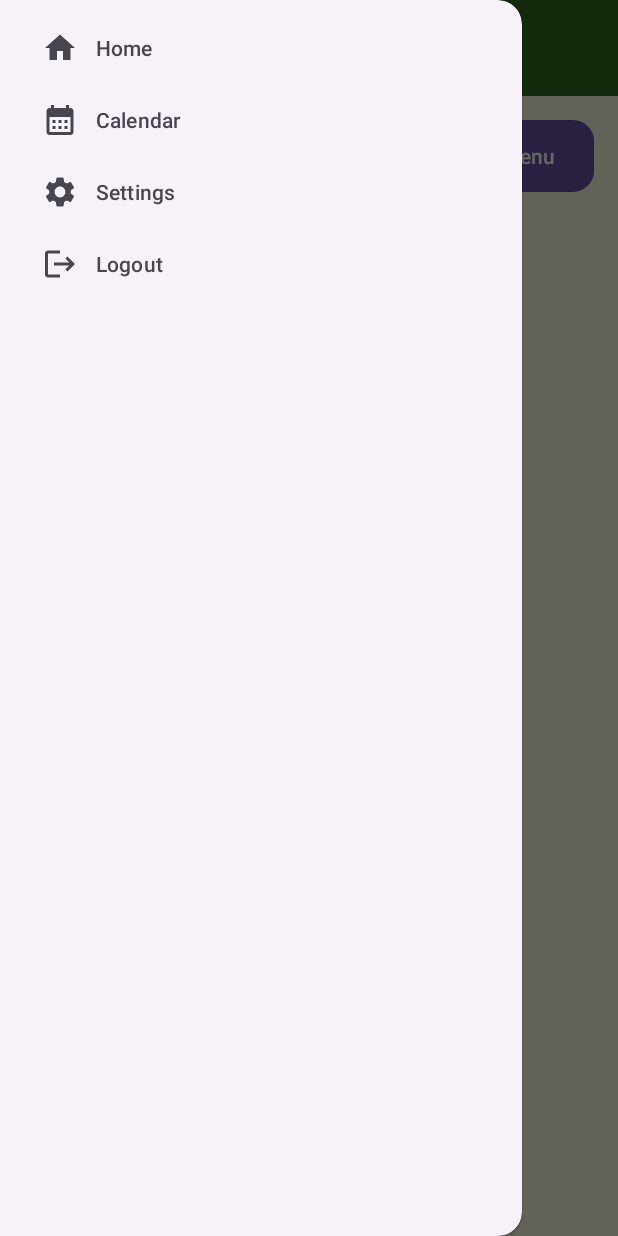
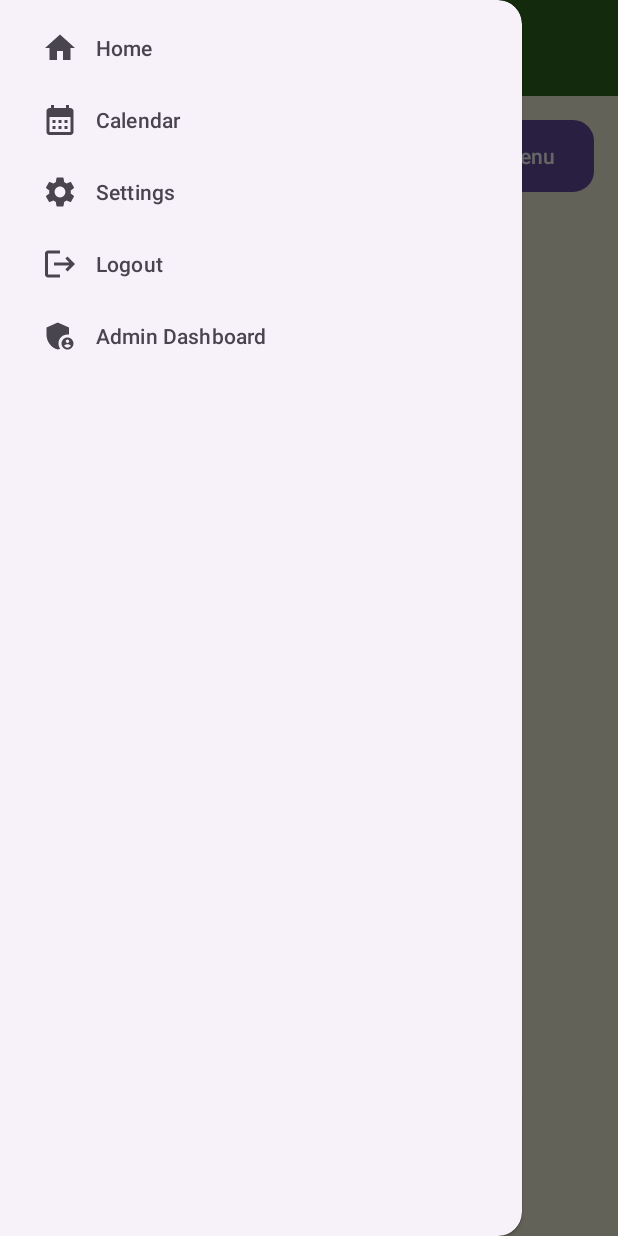
Before and after one commit to InnoTech-IT-Solutions/Wil-Application, an Android app: the EventsActivity screen opened directly, with no data from a screen before it, with the side drawer open, on a phone screen of 412 x 824 dp. Run offline under Robolectric (Android 15) with nearby library versions, the phone set to English and light mode, and no system bars; our stand-ins replace Firebase (no records; nobody signed in at launch, a user with empty details on screens opened directly).

Commit message:
Admin Panel Nav menu
- Added Admin dashboard navigation option to nav bar

```diff
--- a/app/src/main/java/com/example/heal_application/AdminDashboard.kt
+++ b/app/src/main/java/com/example/heal_application/AdminDashboard.kt
@@ -1,11 +1,11 @@
 package com.example.heal_application
 
-import androidx.appcompat.app.AppCompatActivity
+
 import android.os.Bundle
 
-class AdminDashboard : AppCompatActivity() {
+class AdminDashboard : BaseActivity() {
     override fun onCreate(savedInstanceState: Bundle?) {
         super.onCreate(savedInstanceState)
-        setContentView(R.layout.activity_admin_dashboard)
+        layoutInflater.inflate(R.layout.activity_admin_dashboard, findViewById(R.id.content_frame))
     }
 }
--- a/app/src/main/java/com/example/heal_application/BaseActivity.kt
+++ b/app/src/main/java/com/example/heal_application/BaseActivity.kt
@@ -1,23 +1,32 @@
 package com.example.heal_application
 
+import android.content.Intent
 import android.os.Bundle
+import android.view.MenuItem
+import android.widget.Toast
 import androidx.appcompat.app.ActionBarDrawerToggle
 import androidx.appcompat.app.AppCompatActivity
+import androidx.core.content.ContextCompat
 import androidx.drawerlayout.widget.DrawerLayout
 import com.google.android.material.navigation.NavigationView
 import com.google.firebase.auth.FirebaseAuth
-import android.content.Intent
-import android.view.MenuItem
-import androidx.core.content.ContextCompat
+import com.google.firebase.auth.FirebaseUser
+import com.google.firebase.database.*
 
 open class BaseActivity : AppCompatActivity() {
 
     private lateinit var drawerLayout: DrawerLayout
     private lateinit var toggle: ActionBarDrawerToggle
+    private lateinit var auth: FirebaseAuth
+    private lateinit var database: DatabaseReference
+    private var isAdmin = false
 
     override fun onCreate(savedInstanceState: Bundle?) {
         super.onCreate(savedInstanceState)
         setContentView(R.layout.activity_base)
+
+        auth = FirebaseAuth.getInstance()
+        database = FirebaseDatabase.getInstance().reference
 
         drawerLayout = findViewById(R.id.drawerLayout)
         val toolbar: androidx.appcompat.widget.Toolbar = findViewById(R.id.toolbar)
@@ -55,12 +64,60 @@ open class BaseActivity : AppCompatActivity() {
                     startActivity(Intent(this, SettingsActivity::class.java))
                     true
                 }
+                R.id.nav_admin -> {
+                    if (isAdmin) {
+                        startActivity(Intent(this, AdminDashboard::class.java))
+                    } else {
+                        Toast.makeText(this, "Permission denied", Toast.LENGTH_SHORT).show()
+                    }
+                    true
+                }
                 R.id.nav_logout -> {
                     // Handle logout logic here
+                    auth.signOut()
+                    startActivity(Intent(this, LoginActivity::class.java))
+                    finish()
                     true
                 }
                 else -> false
             }
+        }
+
+        // Check user role if logged in
+        val currentUser = auth.currentUser
+        currentUser?.let {
+            checkUserRole(it)
+        }
+    }
+
+    private fun checkUserRole(user: FirebaseUser) {
+        val emailKey = user.email?.replace(".", ",") ?: return
+
+        database.child("users").child(emailKey).child("role")
+            .addListenerForSingleValueEvent(object : ValueEventListener {
+                override fun onDataChange(snapshot: DataSnapshot) {
+                    isAdmin = snapshot.getValue(String::class.java) == "admin"
+                    updateNavigationMenu()
+                }
+
+                override fun onCancelled(error: DatabaseError) {
+                    isAdmin = false
+                    updateNavigationMenu()
+                }
+            })
+    }
+
+    private fun updateNavigationMenu() {
+        val navigationView: NavigationView = findViewById(R.id.navigationView)
+        val adminMenuItem = navigationView.menu.findItem(R.id.nav_admin)
+
+        // Make the Admin Dashboard item visible or set its text based on the role
+        if (isAdmin) {
+            adminMenuItem.isVisible = true
+            adminMenuItem.title = "Admin Dashboard"
+        } else {
+            adminMenuItem.isVisible = true // Show the item but change its title for non-admins
+            adminMenuItem.title = "Permission Denied"
         }
     }
 
--- /dev/null
+++ b/app/src/main/res/drawable/adminicon.xml
@@ -0,0 +1,6 @@
+<vector android:height="24dp" android:tint="#000000"
+    android:viewportHeight="24" android:viewportWidth="24"
+    android:width="24dp" xmlns:android="http://schemas.android.com/apk/res/android">
+    <path android:fillColor="@android:color/white" android:pathData="M17,11c0.34,0 0.67,0.04 1,0.09V6.27L10.5,3L3,6.27v4.91c0,4.54 3.2,8.79 7.5,9.82c0.55,-0.13 1.08,-0.32 1.6,-0.55C11.41,19.47 11,18.28 11,17C11,13.69 13.69,11 17,11z"/>
+    <path android:fillColor="@android:color/white" android:pathData="M17,13c-2.21,0 -4,1.79 -4,4c0,2.21 1.79,4 4,4s4,-1.79 4,-4C21,14.79 19.21,13 17,13zM17,14.38c0.62,0 1.12,0.51 1.12,1.12s-0.51,1.12 -1.12,1.12s-1.12,-0.51 -1.12,-1.12S16.38,14.38 17,14.38zM17,19.75c-0.93,0 -1.74,-0.46 -2.24,-1.17c0.05,-0.72 1.51,-1.08 2.24,-1.08s2.19,0.36 2.24,1.08C18.74,19.29 17.93,19.75 17,19.75z"/>
+</vector>
--- a/app/src/main/res/menu/vertical_navigation_menu.xml
+++ b/app/src/main/res/menu/vertical_navigation_menu.xml
@@ -21,4 +21,10 @@
         android:icon="@drawable/logouticon"
         android:title="Logout" />
 
+    <item
+        android:id="@+id/nav_admin"
+        android:icon="@drawable/adminicon"
+        android:title="Admin Dashboard" />
+
+
 </menu>
```
